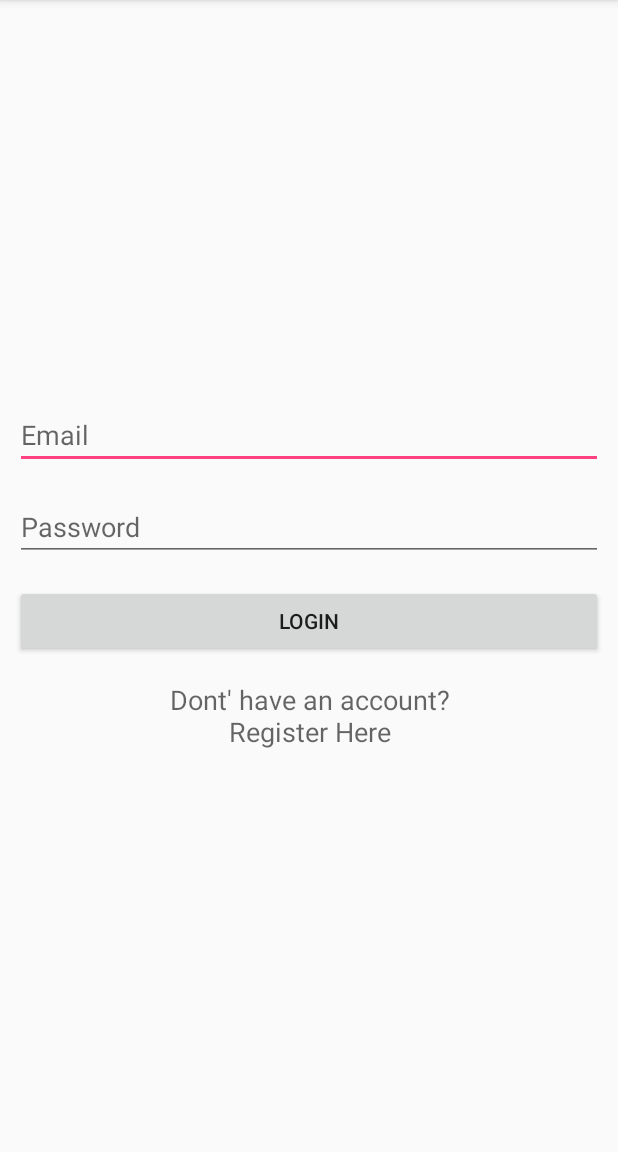
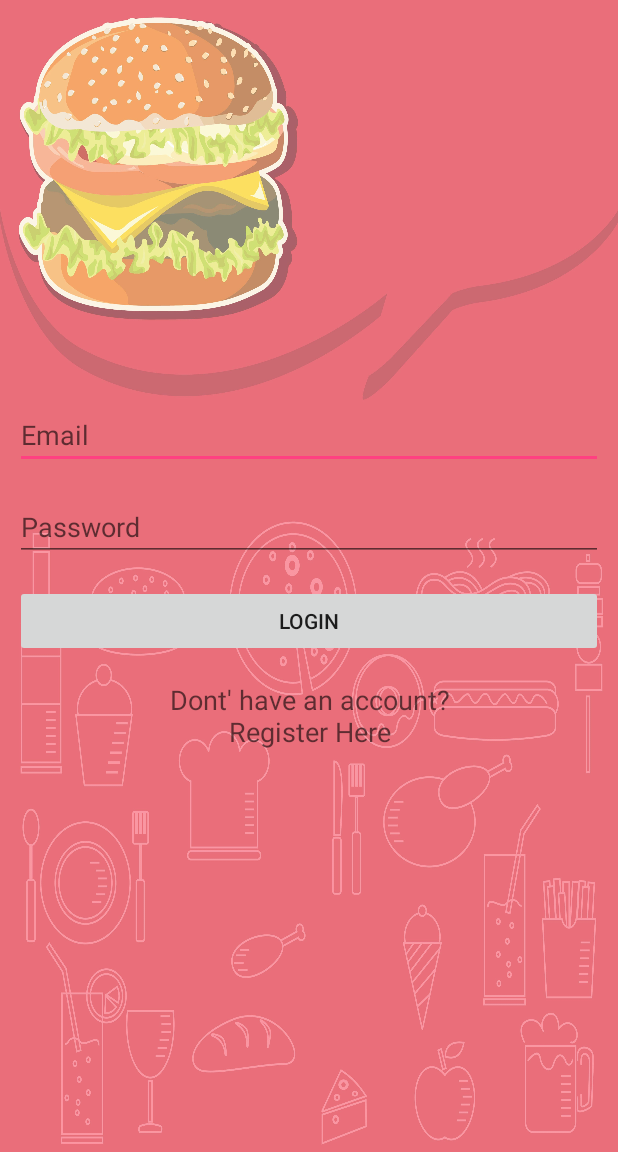
Before and after one commit to aakashswain001/MaithonCenteen, an Android app: the screen it shows after launch (LoginActivity), on a phone screen of 412 x 824 dp, the part 84-1236 px from its top. Run offline under Robolectric (Android 15) with nearby library versions, the phone set to English and light mode, and no system bars; our stand-ins replace Volley.

Commit message:
changes in layout.

```diff
--- a/app/src/main/res/layout/activity_login.xml
+++ b/app/src/main/res/layout/activity_login.xml
@@ -6,13 +6,20 @@
     android:layout_height="match_parent"
     tools:context="xyz.sleepygamers.maithoncenteen.LoginActivity">
 
+    <ImageView
+        android:layout_width="match_parent"
+        android:layout_height="match_parent"
+        android:background="@drawable/bg"
+        android:alpha="0.7"/>
+
 
     <LinearLayout
         android:layout_width="match_parent"
         android:layout_height="wrap_content"
         android:layout_centerVertical="true"
         android:orientation="vertical"
-        android:padding="10dp">
+        android:padding="10dp"
+        >
 
 
         <EditText
```
Also changed, not shown: app/src/main/res/drawable/bg.jpg (added).
